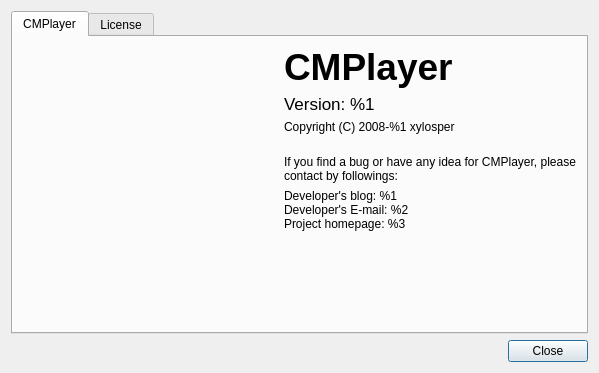
This is src/cmplayer/ui/aboutdialog.ui in bylee20/bomi as Qt 5 draws it before an edit. The edited form follows.
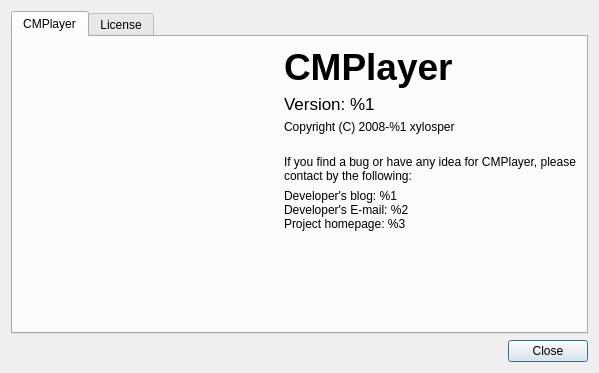
This is the edited form. Icons and pictures are not drawn.

Patch:
```diff
--- a/src/cmplayer/ui/aboutdialog.ui
+++ b/src/cmplayer/ui/aboutdialog.ui
@@ -137,7 +137,7 @@
          <item>
           <widget class="QLabel" name="label_6">
            <property name="text">
-            <string>If you find a bug or have any idea for CMPlayer, please contact by followings:</string>
+            <string>If you find a bug or have any idea for CMPlayer, please contact by the following:</string>
            </property>
            <property name="wordWrap">
             <bool>true</bool>
```
